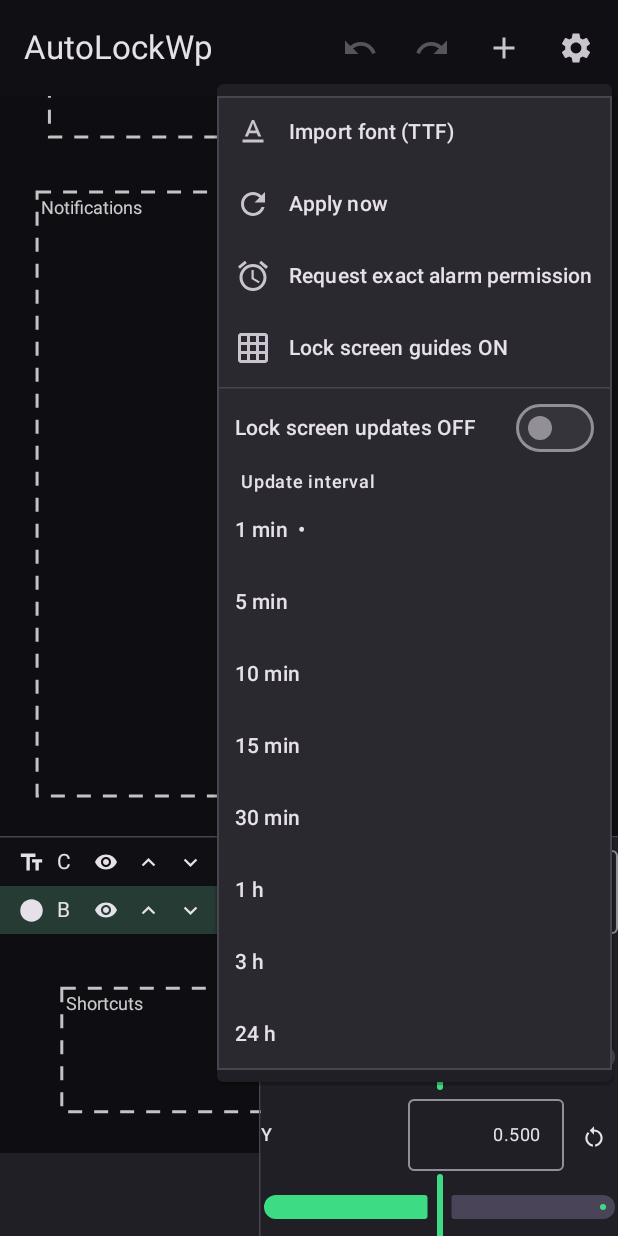
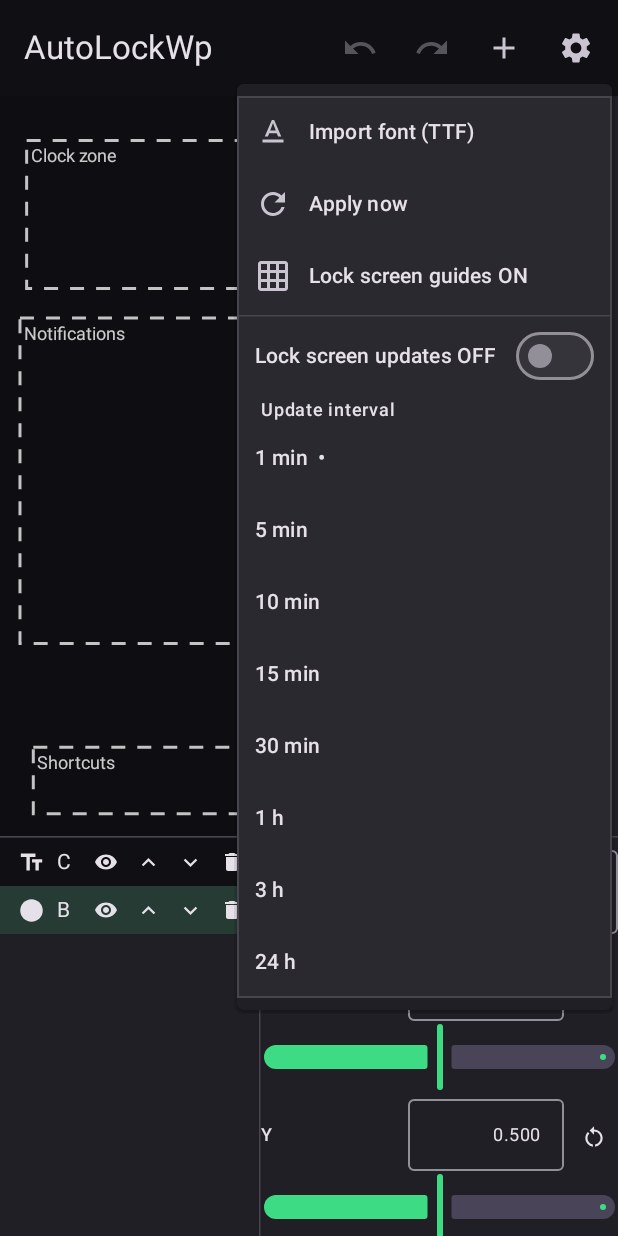
Before and after one commit to PeuDenPau/autoLockWP, an Android app built with Jetpack Compose: the composable EditorScreen shown on its own in the app's theme, after a tap on "Settings", on a phone screen of 412 x 824 dp. Run offline under Robolectric (Android 15) with nearby library versions, the phone set to English and light mode, and no system bars.

Commit message:
Fully visible preview above editor; reliable locked-screen updates via alarm-clock alarms
- Preview is now aspect-fit and centered in its slot: always fully visible
  above the layer/properties panels, never clipped or overlapping
- Scheduler switches to AlarmManager.setAlarmClock: fires on time even in Doze
  (screen locked), exempt from the once-per-9-min throttling of
  setExactAndAllowWhileIdle, no permission required (alarm icon trade-off)
- New UnlockReceiver re-renders on unlock so the wallpaper is always fresh
  when the screen comes back; SCHEDULE_EXACT_ALARM permission removed
- Prebuilt APK in build/ refreshed

Co-authored-by: PeuDenPau <PeuDenPau@users.noreply.github.com>

```diff
--- a/app/src/main/java/com/lockcanvas/app/ui/editor/EditorScreen.kt
+++ b/app/src/main/java/com/lockcanvas/app/ui/editor/EditorScreen.kt
@@ -113,11 +113,6 @@ fun EditorScreen(viewModel: EditorViewModel = viewModel()) {
                                 onClick = { viewModel.applyOnce(); settingsExpanded = false },
                             )
                             DropdownMenuItem(
-                                text = { Text("Request exact alarm permission") },
-                                leadingIcon = { Icon(Icons.Filled.Alarm, contentDescription = null) },
-                                onClick = { RenderScheduler.requestExactPermission(context); settingsExpanded = false },
-                            )
-                            DropdownMenuItem(
                                 text = { Text("Lock screen guides " + if (state.showGuides) "ON" else "OFF") },
                                 leadingIcon = {
                                     Icon(
@@ -133,21 +128,10 @@ fun EditorScreen(viewModel: EditorViewModel = viewModel()) {
                                 trailingIcon = {
                                     Switch(
                                         checked = state.enabled,
-                                        onCheckedChange = { enabled ->
-                                            if (enabled && !RenderScheduler.canScheduleExact(context)) {
-                                                RenderScheduler.requestExactPermission(context)
-                                            }
-                                            viewModel.setEnabled(enabled)
-                                        },
+                                        onCheckedChange = { enabled -> viewModel.setEnabled(enabled) },
                                     )
                                 },
-                                onClick = {
-                                    val enabled = !state.enabled
-                                    if (enabled && !RenderScheduler.canScheduleExact(context)) {
-                                        RenderScheduler.requestExactPermission(context)
-                                    }
-                                    viewModel.setEnabled(enabled)
-                                },
+                                onClick = { viewModel.setEnabled(!state.enabled) },
                             )
                             Text(
                                 "Update interval",
--- a/app/src/main/java/com/lockcanvas/app/ui/editor/PreviewCanvas.kt
+++ b/app/src/main/java/com/lockcanvas/app/ui/editor/PreviewCanvas.kt
@@ -63,8 +63,11 @@ fun PreviewCanvas(
     }
 
     Box(
-        modifier = modifier
-            .fillMaxWidth()
+        modifier = modifier,
+        contentAlignment = androidx.compose.ui.Alignment.Center,
+    ) {
+        Box(
+            modifier = Modifier
                 .aspectRatio(720f / 1600f)
                 .pointerInput(selectedLayerId) {
                     detectDragGestures { change, dragAmount ->
@@ -85,6 +88,7 @@ fun PreviewCanvas(
             }
             if (showGuides) {
                 LockScreenGuides(Modifier.matchParentSize())
+            }
         }
     }
 }
```
Also changed, not shown: app/src/main/AndroidManifest.xml (+8 -1 lines), app/src/main/java/com/lockcanvas/app/schedule/RenderScheduler.kt (+23 -27 lines), 3 other files. Lines whose indentation alone changed are shown as unchanged.
